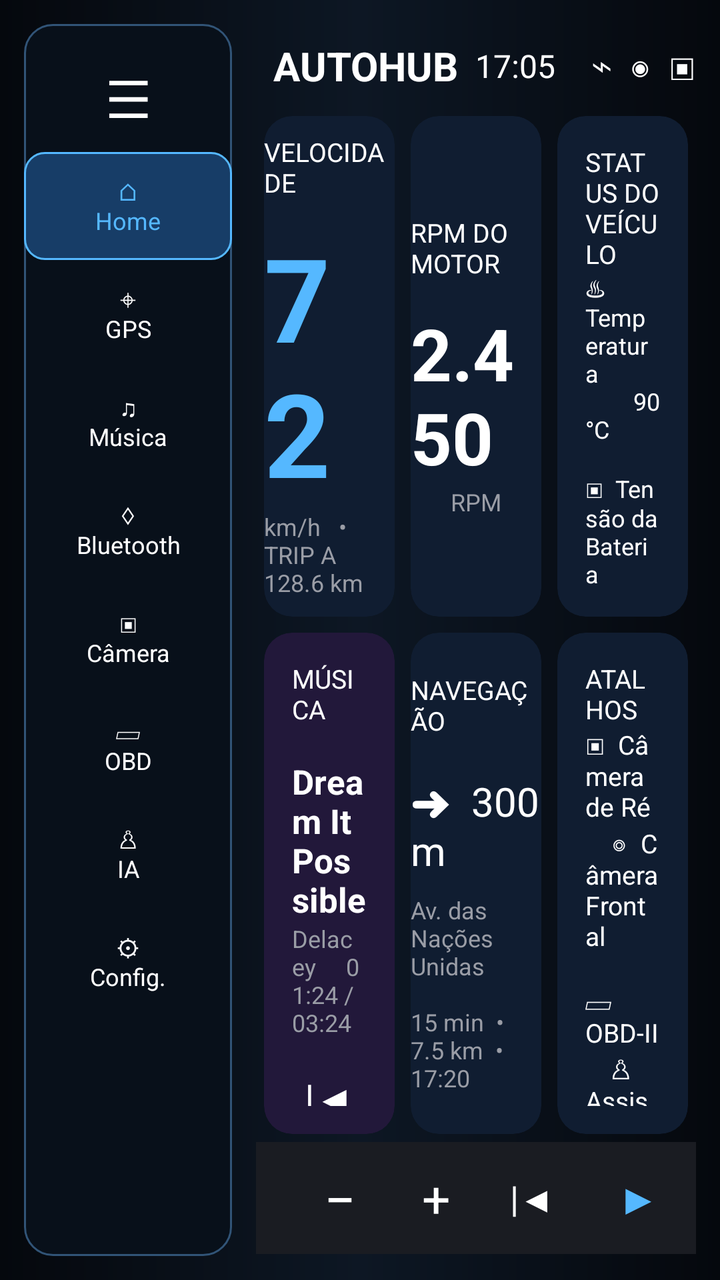
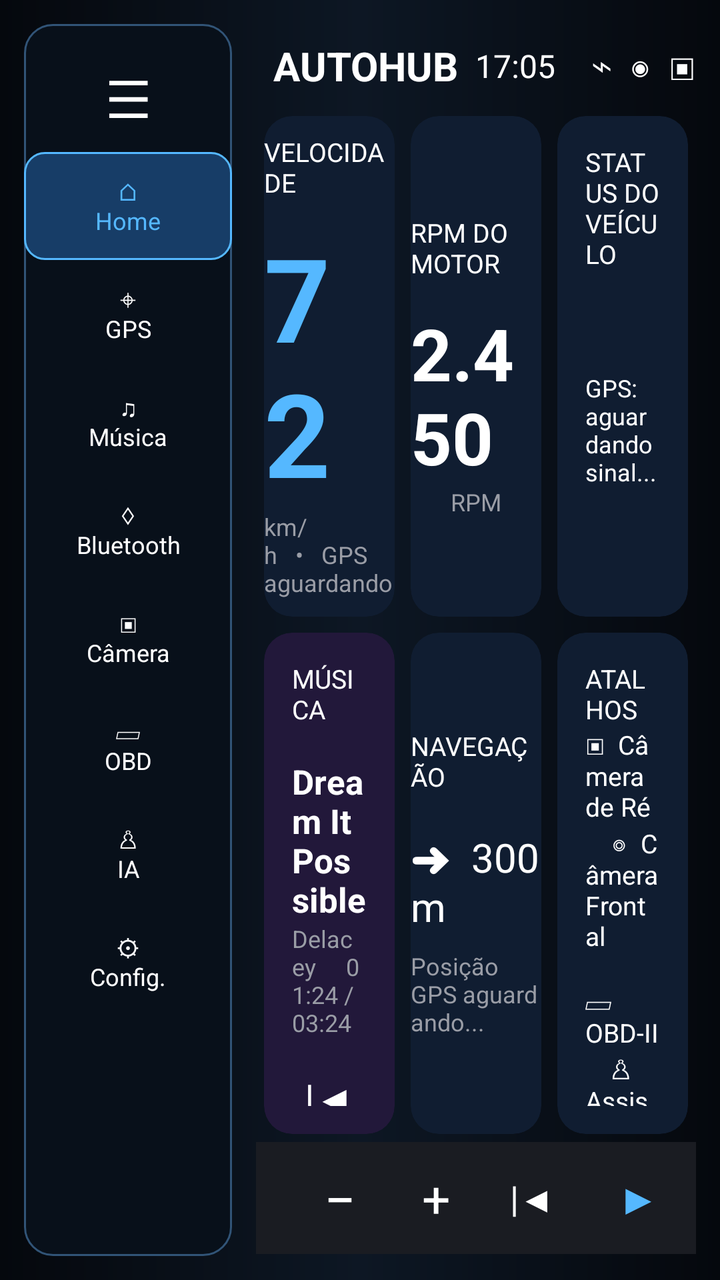

Compare the two renders of this Android layout. The source of the first and the diff that turns it into the second are given below.
<!-- AndroidManifest.xml: application theme Theme.StreamHub -->
<!-- res/layout/activity_main.xml -->
<?xml version="1.0" encoding="utf-8"?>
<LinearLayout xmlns:android="http://schemas.android.com/apk/res/android"
    xmlns:app="http://schemas.android.com/apk/res-auto"
    android:layout_width="match_parent"
    android:layout_height="match_parent"
    android:background="@drawable/dashboard_background"
    android:orientation="horizontal"
    android:padding="12dp">

    <LinearLayout
        android:layout_width="104dp"
        android:layout_height="match_parent"
        android:background="@drawable/panel_background"
        android:gravity="top|center_horizontal"
        android:orientation="vertical"
        android:paddingVertical="10dp">
        <TextView android:layout_width="match_parent" android:layout_height="54dp" android:gravity="center" android:text="☰" android:textColor="@color/text_primary" android:textSize="26sp" />
        <TextView android:id="@+id/navHome" android:layout_width="match_parent" android:layout_height="54dp" android:background="@drawable/nav_selected" android:gravity="center" android:text="⌂\nHome" android:textColor="@color/accent_blue" android:textSize="12sp" />
        <TextView android:id="@+id/navGps" android:layout_width="match_parent" android:layout_height="54dp" android:gravity="center" android:text="⌖\nGPS" android:textColor="@color/text_primary" android:textSize="12sp" />
        <TextView android:id="@+id/navMusic" android:layout_width="match_parent" android:layout_height="54dp" android:gravity="center" android:text="♫\nMúsica" android:textColor="@color/text_primary" android:textSize="12sp" />
        <TextView android:id="@+id/navBluetooth" android:layout_width="match_parent" android:layout_height="54dp" android:gravity="center" android:text="♢\nBluetooth" android:textColor="@color/text_primary" android:textSize="12sp" />
        <TextView android:id="@+id/navCamera" android:layout_width="match_parent" android:layout_height="54dp" android:gravity="center" android:text="▣\nCâmera" android:textColor="@color/text_primary" android:textSize="12sp" />
        <TextView android:id="@+id/navObd" android:layout_width="match_parent" android:layout_height="54dp" android:gravity="center" android:text="▱\nOBD" android:textColor="@color/text_primary" android:textSize="12sp" />
        <TextView android:id="@+id/navAssistant" android:layout_width="match_parent" android:layout_height="54dp" android:gravity="center" android:text="♙\nIA" android:textColor="@color/text_primary" android:textSize="12sp" />
        <TextView android:id="@+id/navSettings" android:layout_width="match_parent" android:layout_height="54dp" android:gravity="center" android:text="⚙\nConfig." android:textColor="@color/text_primary" android:textSize="12sp" />
    </LinearLayout>

    <LinearLayout
        android:layout_width="0dp"
        android:layout_height="match_parent"
        android:layout_weight="1"
        android:orientation="vertical"
        android:paddingStart="12dp">
        <LinearLayout android:layout_width="match_parent" android:layout_height="42dp" android:gravity="center_vertical" android:orientation="horizontal">
            <TextView android:id="@+id/titleText" android:layout_width="0dp" android:layout_height="wrap_content" android:layout_weight="1" android:gravity="center" android:text="AUTOHUB" android:textColor="@color/text_primary" android:textSize="20sp" android:textStyle="bold" />
            <TextView android:id="@+id/clockText" android:layout_width="wrap_content" android:layout_height="wrap_content" android:layout_marginEnd="18dp" android:text="17:05" android:textColor="@color/text_primary" android:textSize="16sp" />
            <TextView android:layout_width="wrap_content" android:layout_height="wrap_content" android:text="⌁  ◉  ▣" android:textColor="@color/text_primary" android:textSize="18sp" />
        </LinearLayout>

        <LinearLayout android:layout_width="match_parent" android:layout_height="0dp" android:layout_weight="1" android:orientation="vertical">
            <LinearLayout android:layout_width="match_parent" android:layout_height="0dp" android:layout_weight="1" android:orientation="horizontal">
                <androidx.cardview.widget.CardView android:layout_width="0dp" android:layout_height="match_parent" android:layout_margin="4dp" android:layout_weight="1" app:cardBackgroundColor="@color/panel_blue" app:cardCornerRadius="14dp" app:cardElevation="0dp">
                    <LinearLayout android:id="@+id/speedCard" android:layout_width="match_parent" android:layout_height="match_parent" android:gravity="center" android:orientation="vertical">
                        <TextView android:layout_width="wrap_content" android:layout_height="wrap_content" android:text="VELOCIDADE" android:textColor="@color/text_primary" android:textSize="13sp" />
                        <TextView android:id="@+id/speedValue" android:layout_width="wrap_content" android:layout_height="wrap_content" android:layout_marginTop="10dp" android:text="72" android:textColor="@color/accent_blue" android:textSize="58sp" android:textStyle="bold" />
                        <TextView android:layout_width="wrap_content" android:layout_height="wrap_content" android:text="km/h   •   TRIP A 128.6 km" android:textColor="@color/text_secondary" android:textSize="12sp" />
                    </LinearLayout>
                </androidx.cardview.widget.CardView>
                <androidx.cardview.widget.CardView android:layout_width="0dp" android:layout_height="match_parent" android:layout_margin="4dp" android:layout_weight="1" app:cardBackgroundColor="@color/panel_blue" app:cardCornerRadius="14dp" app:cardElevation="0dp">
                    <LinearLayout android:layout_width="match_parent" android:layout_height="match_parent" android:gravity="center" android:orientation="vertical">
                        <TextView android:layout_width="wrap_content" android:layout_height="wrap_content" android:text="RPM DO MOTOR" android:textColor="@color/text_primary" android:textSize="13sp" />
                        <TextView android:layout_width="wrap_content" android:layout_height="wrap_content" android:layout_marginTop="12dp" android:text="2.450" android:textColor="@color/text_primary" android:textSize="36sp" android:textStyle="bold" />
                        <TextView android:layout_width="wrap_content" android:layout_height="wrap_content" android:text="RPM" android:textColor="@color/text_secondary" android:textSize="12sp" />
                    </LinearLayout>
                </androidx.cardview.widget.CardView>
                <androidx.cardview.widget.CardView android:layout_width="0dp" android:layout_height="match_parent" android:layout_margin="4dp" android:layout_weight="1" app:cardBackgroundColor="@color/panel_blue" app:cardCornerRadius="14dp" app:cardElevation="0dp">
                    <LinearLayout android:layout_width="match_parent" android:layout_height="match_parent" android:orientation="vertical" android:padding="14dp">
                        <TextView android:layout_width="wrap_content" android:layout_height="wrap_content" android:text="STATUS DO VEÍCULO" android:textColor="@color/text_primary" android:textSize="13sp" />
                        <TextView android:layout_width="match_parent" android:layout_height="0dp" android:layout_weight="1" android:gravity="center_vertical" android:text="♨  Temperatura                 90 °C\n\n▣  Tensão da Bateria           13.9 V\n\n♧  Carga do Motor                 38 %\n\n⛽  Consumo Médio             10.8 km/L" android:textColor="@color/text_primary" android:textSize="12sp" />
                    </LinearLayout>
                </androidx.cardview.widget.CardView>
            </LinearLayout>

            <LinearLayout android:layout_width="match_parent" android:layout_height="0dp" android:layout_weight="1" android:orientation="horizontal">
                <androidx.cardview.widget.CardView android:layout_width="0dp" android:layout_height="match_parent" android:layout_margin="4dp" android:layout_weight="1" app:cardBackgroundColor="@color/panel_purple" app:cardCornerRadius="14dp" app:cardElevation="0dp">
                    <LinearLayout android:id="@+id/musicCard" android:layout_width="match_parent" android:layout_height="match_parent" android:gravity="center_vertical" android:orientation="vertical" android:padding="14dp">
                        <TextView android:layout_width="wrap_content" android:layout_height="wrap_content" android:text="MÚSICA" android:textColor="@color/text_primary" android:textSize="13sp" />
                        <TextView android:id="@+id/trackTitle" android:layout_width="wrap_content" android:layout_height="wrap_content" android:layout_marginTop="16dp" android:text="Dream It Possible" android:textColor="@color/text_primary" android:textSize="17sp" android:textStyle="bold" />
                        <TextView android:layout_width="wrap_content" android:layout_height="wrap_content" android:text="Delacey     01:24 / 03:24" android:textColor="@color/text_secondary" android:textSize="12sp" />
                        <TextView android:id="@+id/mediaControls" android:layout_width="match_parent" android:layout_height="wrap_content" android:layout_marginTop="16dp" android:gravity="center" android:text="|◀       ❚❚       ▶|" android:textColor="@color/text_primary" android:textSize="20sp" />
                    </LinearLayout>
                </androidx.cardview.widget.CardView>
                <androidx.cardview.widget.CardView android:layout_width="0dp" android:layout_height="match_parent" android:layout_margin="4dp" android:layout_weight="1" app:cardBackgroundColor="@color/panel_blue" app:cardCornerRadius="14dp" app:cardElevation="0dp">
                    <LinearLayout android:id="@+id/navigationCard" android:layout_width="match_parent" android:layout_height="match_parent" android:gravity="center" android:orientation="vertical">
                        <TextView android:layout_width="wrap_content" android:layout_height="wrap_content" android:text="NAVEGAÇÃO" android:textColor="@color/text_primary" android:textSize="13sp" />
                        <TextView android:layout_width="wrap_content" android:layout_height="wrap_content" android:layout_marginTop="18dp" android:text="➜  300 m" android:textColor="@color/text_primary" android:textSize="20sp" />
                        <TextView android:layout_width="wrap_content" android:layout_height="wrap_content" android:layout_marginTop="8dp" android:text="Av. das Nações\nUnidas\n\n15 min  •  7.5 km  •  17:20" android:textColor="@color/text_secondary" android:textSize="12sp" />
                    </LinearLayout>
                </androidx.cardview.widget.CardView>
                <androidx.cardview.widget.CardView android:layout_width="0dp" android:layout_height="match_parent" android:layout_margin="4dp" android:layout_weight="1" app:cardBackgroundColor="@color/panel_blue" app:cardCornerRadius="14dp" app:cardElevation="0dp">
                    <LinearLayout android:layout_width="match_parent" android:layout_height="match_parent" android:orientation="vertical" android:padding="14dp">
                        <TextView android:layout_width="wrap_content" android:layout_height="wrap_content" android:text="ATALHOS" android:textColor="@color/text_primary" android:textSize="13sp" />
                        <TextView android:id="@+id/shortcutPanel" android:layout_width="match_parent" android:layout_height="0dp" android:layout_weight="1" android:gravity="center_vertical" android:text="▣  Câmera de Ré    　◎  Câmera Frontal\n\n▱  OBD-II            　♙  Assistente IA" android:textColor="@color/text_primary" android:textSize="13sp" />
                    </LinearLayout>
                </androidx.cardview.widget.CardView>
            </LinearLayout>
        </LinearLayout>

        <LinearLayout android:layout_width="match_parent" android:layout_height="56dp" android:background="@color/surface" android:gravity="center_vertical" android:orientation="horizontal" android:paddingHorizontal="18dp">
            <TextView android:id="@+id/volumeDown" android:layout_width="48dp" android:layout_height="match_parent" android:clickable="true" android:focusable="true" android:gravity="center" android:text="−" android:textColor="@color/text_primary" android:textSize="28sp" />
            <TextView android:id="@+id/volumeLevel" android:layout_width="0dp" android:layout_height="wrap_content" android:layout_weight="1" android:gravity="center" android:text="♫   Volume 50%" android:textColor="@color/text_primary" android:textSize="14sp" />
            <TextView android:id="@+id/volumeUp" android:layout_width="48dp" android:layout_height="match_parent" android:clickable="true" android:focusable="true" android:gravity="center" android:text="+" android:textColor="@color/text_primary" android:textSize="25sp" />
            <TextView android:id="@+id/mediaPrevious" android:layout_width="48dp" android:layout_height="match_parent" android:clickable="true" android:focusable="true" android:gravity="center" android:text="|◀" android:textColor="@color/text_primary" android:textSize="18sp" />
            <TextView android:id="@+id/mediaPlay" android:layout_width="58dp" android:layout_height="match_parent" android:clickable="true" android:focusable="true" android:gravity="center" android:text="▶" android:textColor="@color/accent_blue" android:textSize="22sp" />
            <TextView android:id="@+id/mediaNext" android:layout_width="48dp" android:layout_height="match_parent" android:clickable="true" android:focusable="true" android:gravity="center" android:text="▶|" android:textColor="@color/text_primary" android:textSize="18sp" />
            <TextView android:id="@+id/brightnessControl" android:layout_width="54dp" android:layout_height="match_parent" android:clickable="true" android:focusable="true" android:gravity="center" android:text="☼" android:textColor="@color/text_primary" android:textSize="22sp" />
            <TextView android:id="@+id/nightMode" android:layout_width="54dp" android:layout_height="match_parent" android:clickable="true" android:focusable="true" android:gravity="center" android:text="☾" android:textColor="@color/text_primary" android:textSize="22sp" />
        </LinearLayout>

        <EditText android:id="@+id/searchInput" android:layout_width="1dp" android:layout_height="1dp" android:alpha="0" android:hint="@string/search_hint" android:inputType="text" />
        <TextView android:id="@+id/catalogCount" android:layout_width="1dp" android:layout_height="1dp" android:visibility="gone" />
        <TextView android:id="@+id/installedFilter" android:layout_width="1dp" android:layout_height="1dp" android:visibility="gone" />
        <TextView android:id="@+id/favoritesFilter" android:layout_width="1dp" android:layout_height="1dp" android:visibility="gone" />
        <TextView android:id="@+id/clearFilters" android:layout_width="1dp" android:layout_height="1dp" android:visibility="gone" />
        <TextView android:id="@+id/emptyState" android:layout_width="1dp" android:layout_height="1dp" android:visibility="gone" />
        <androidx.recyclerview.widget.RecyclerView android:id="@+id/recyclerView" android:layout_width="1dp" android:layout_height="1dp" android:visibility="gone" />
    </LinearLayout>
</LinearLayout>
<!-- resources referenced by this layout -->
<resources>
  <color name="accent_blue">#55B8FF</color>
  <color name="panel_blue">#101D31</color>
  <color name="panel_purple">#22183A</color>
  <color name="surface">#1A1C22</color>
  <color name="text_primary">#FFFFFF</color>
  <color name="text_secondary">#9A9DA6</color>
  <!-- drawable dashboard_background (drawable) -->
  <?xml version="1.0" encoding="utf-8"?>
  <shape xmlns:android="http://schemas.android.com/apk/res/android" android:shape="rectangle">
      <gradient android:angle="0" android:startColor="#05080D" android:centerColor="#0D1724" android:endColor="#05080D" />
  </shape>
  <!-- drawable nav_selected (drawable) -->
  <?xml version="1.0" encoding="utf-8"?>
  <shape xmlns:android="http://schemas.android.com/apk/res/android" android:shape="rectangle">
      <solid android:color="#173D67" />
      <corners android:radius="10dp" />
      <stroke android:width="1dp" android:color="@color/accent_blue" />
  </shape>
  <!-- drawable panel_background (drawable) -->
  <?xml version="1.0" encoding="utf-8"?>
  <shape xmlns:android="http://schemas.android.com/apk/res/android" android:shape="rectangle">
      <solid android:color="#08101A" />
      <corners android:radius="14dp" />
      <stroke android:width="1dp" android:color="@color/panel_border" />
  </shape>
  <string name="search_hint">Buscar servicio</string>
  <style name="Theme.StreamHub" parent="Theme.MaterialComponents.DayNight.NoActionBar">
          <item name="colorPrimary">@color/accent</item>
          <item name="colorPrimaryVariant">@color/accent</item>
          <item name="colorOnPrimary">@color/text_primary</item>
          <item name="android:windowBackground">@color/background</item>
          <item name="android:statusBarColor">@color/background</item>
      </style>
  <color name="panel_border">#315477</color>
  <color name="accent">#E50914</color>
  <color name="background">#0E0F13</color>
</resources>

<!-- the commit's change to res/layout/activity_main.xml (unified diff, before → after) -->
@@ -43,7 +43,7 @@
                     <LinearLayout android:id="@+id/speedCard" android:layout_width="match_parent" android:layout_height="match_parent" android:gravity="center" android:orientation="vertical">
                         <TextView android:layout_width="wrap_content" android:layout_height="wrap_content" android:text="VELOCIDADE" android:textColor="@color/text_primary" android:textSize="13sp" />
                         <TextView android:id="@+id/speedValue" android:layout_width="wrap_content" android:layout_height="wrap_content" android:layout_marginTop="10dp" android:text="72" android:textColor="@color/accent_blue" android:textSize="58sp" android:textStyle="bold" />
-                        <TextView android:layout_width="wrap_content" android:layout_height="wrap_content" android:text="km/h   •   TRIP A 128.6 km" android:textColor="@color/text_secondary" android:textSize="12sp" />
+                        <TextView android:layout_width="wrap_content" android:layout_height="wrap_content" android:id="@+id/speedMeta" android:text="km/h   •   GPS aguardando" android:textColor="@color/text_secondary" android:textSize="12sp" />
                     </LinearLayout>
                 </androidx.cardview.widget.CardView>
                 <androidx.cardview.widget.CardView android:layout_width="0dp" android:layout_height="match_parent" android:layout_margin="4dp" android:layout_weight="1" app:cardBackgroundColor="@color/panel_blue" app:cardCornerRadius="14dp" app:cardElevation="0dp">
@@ -56,7 +56,7 @@
                 <androidx.cardview.widget.CardView android:layout_width="0dp" android:layout_height="match_parent" android:layout_margin="4dp" android:layout_weight="1" app:cardBackgroundColor="@color/panel_blue" app:cardCornerRadius="14dp" app:cardElevation="0dp">
                     <LinearLayout android:layout_width="match_parent" android:layout_height="match_parent" android:orientation="vertical" android:padding="14dp">
                         <TextView android:layout_width="wrap_content" android:layout_height="wrap_content" android:text="STATUS DO VEÍCULO" android:textColor="@color/text_primary" android:textSize="13sp" />
-                        <TextView android:layout_width="match_parent" android:layout_height="0dp" android:layout_weight="1" android:gravity="center_vertical" android:text="♨  Temperatura                 90 °C\n\n▣  Tensão da Bateria           13.9 V\n\n♧  Carga do Motor                 38 %\n\n⛽  Consumo Médio             10.8 km/L" android:textColor="@color/text_primary" android:textSize="12sp" />
+                        <TextView android:id="@+id/gpsDetails" android:layout_width="match_parent" android:layout_height="0dp" android:layout_weight="1" android:gravity="center_vertical" android:text="GPS: aguardando sinal..." android:textColor="@color/text_primary" android:textSize="12sp" />
                     </LinearLayout>
                 </androidx.cardview.widget.CardView>
             </LinearLayout>
@@ -74,7 +74,7 @@
                     <LinearLayout android:id="@+id/navigationCard" android:layout_width="match_parent" android:layout_height="match_parent" android:gravity="center" android:orientation="vertical">
                         <TextView android:layout_width="wrap_content" android:layout_height="wrap_content" android:text="NAVEGAÇÃO" android:textColor="@color/text_primary" android:textSize="13sp" />
                         <TextView android:layout_width="wrap_content" android:layout_height="wrap_content" android:layout_marginTop="18dp" android:text="➜  300 m" android:textColor="@color/text_primary" android:textSize="20sp" />
-                        <TextView android:layout_width="wrap_content" android:layout_height="wrap_content" android:layout_marginTop="8dp" android:text="Av. das Nações\nUnidas\n\n15 min  •  7.5 km  •  17:20" android:textColor="@color/text_secondary" android:textSize="12sp" />
+                        <TextView android:id="@+id/gpsRouteStatus" android:layout_width="wrap_content" android:layout_height="wrap_content" android:layout_marginTop="8dp" android:text="Posição GPS aguardando..." android:textColor="@color/text_secondary" android:textSize="12sp" />
                     </LinearLayout>
                 </androidx.cardview.widget.CardView>
                 <androidx.cardview.widget.CardView android:layout_width="0dp" android:layout_height="match_parent" android:layout_margin="4dp" android:layout_weight="1" app:cardBackgroundColor="@color/panel_blue" app:cardCornerRadius="14dp" app:cardElevation="0dp">
